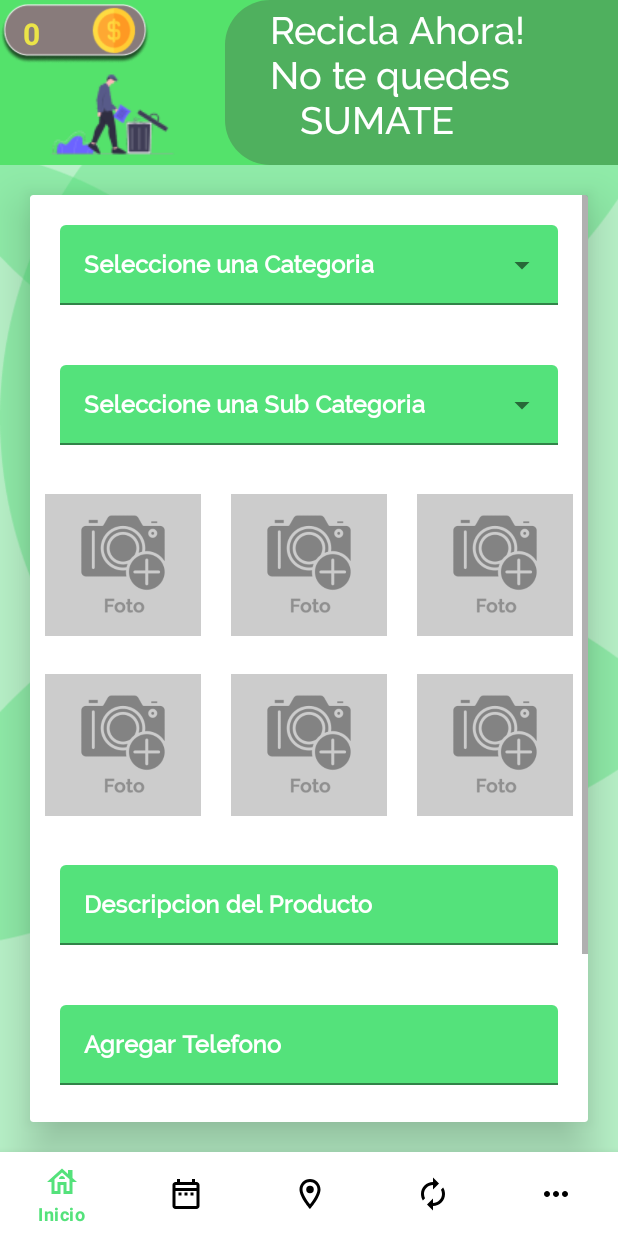
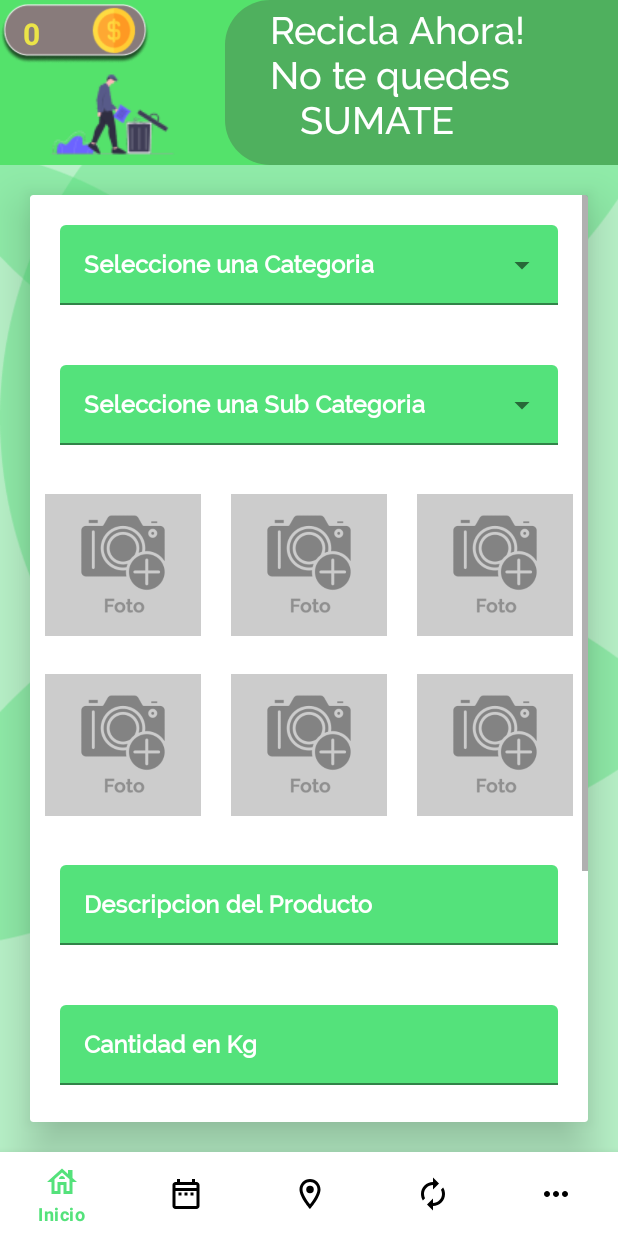
Before and after one commit to Asemxu/Trashtec, an Android app: the fragment AgregarPostFragment placed in its activity, on a phone screen of 412 x 824 dp. Run offline under Robolectric (Android 15) with nearby library versions, the phone set to English and light mode, and no system bars; our stand-ins replace CircleImageView, Firebase (no records; nobody signed in at launch, a user with empty details on screens opened directly), Picasso; libraries missing offline, so code that uses them is left out: com.facebook, com.facebook.login; pictures from the network do not load; Roboto replaces fonts that are not available here; 5 statements that could not run were skipped.

Commit message:
Agregando la Cantidad e Kg

```diff
--- a/app/src/main/java/com/labawsrh/aws/trashtec/Fragments/DescuentosFragment.java
+++ b/app/src/main/java/com/labawsrh/aws/trashtec/Fragments/DescuentosFragment.java
@@ -65,7 +65,8 @@ public class DescuentosFragment extends Fragment {
             public void onDataChange(@NonNull DataSnapshot dataSnapshot) {
                     for(DataSnapshot data:dataSnapshot.getChildren()){
                         Descuentos descuento = data.getValue(Descuentos.class);
-                        descuentosList.add(descuento);
+                        if(descuento.vista)
+                            descuentosList.add(descuento);
                     }
                     descuentoAdapter = new DescuentoAdapter("Descuentos",getContext(),R.layout.item_descuento,descuentosList,activity);
                     lista_descuentos.setAdapter(descuentoAdapter);
--- a/app/src/main/java/com/labawsrh/aws/trashtec/Models/Descuentos.java
+++ b/app/src/main/java/com/labawsrh/aws/trashtec/Models/Descuentos.java
@@ -6,6 +6,7 @@ public class Descuentos {
     public String Titulo;
     public String Id;
     public int descuento;
+    public boolean vista;
     public int puntos;
     public String fecha_creacion;
     public Descuentos(){}
--- a/app/src/main/java/com/labawsrh/aws/trashtec/Models/Publicacion.java
+++ b/app/src/main/java/com/labawsrh/aws/trashtec/Models/Publicacion.java
@@ -10,10 +10,11 @@ public class Publicacion {
     public boolean Estado;
     public boolean Estado_Vista;
     public int Cantidad_fotos;
+    public float Kg_basura;
     public String Descripcion;
     public Publicacion(){}
     public Publicacion(String direccion_publicacion,String id,String subcategoria,String Categoria,String Fecha_creacion,boolean Estado,boolean Estado_Vista
-                        , int cantidad_fotos,String Telefono,String Descripcion){
+                        , int cantidad_fotos,String Telefono,String Descripcion,String Kg_basura){
         this.direccion_publicacion = direccion_publicacion;
         this.Id = id;
         this.Subcategoria = subcategoria;
@@ -24,5 +25,6 @@ public class Publicacion {
         this.Categoria = Categoria;
         this.Telefono = Telefono;
         this.Descripcion = Descripcion;
+        this.Kg_basura = Float.parseFloat(Kg_basura);
     }
 }
--- a/app/src/main/java/com/labawsrh/aws/trashtec/Validation/Validation.java
+++ b/app/src/main/java/com/labawsrh/aws/trashtec/Validation/Validation.java
@@ -61,7 +61,13 @@ public class Validation {
         ValidarSubCategoria(publicacion.Subcategoria);
         ValidarCantidadFotos(publicacion.Cantidad_fotos);
         ValidarDireccion(publicacion.direccion_publicacion);
+        ValidarCantidadKilogramos(String.valueOf(publicacion.Kg_basura));
         return errorManager.isValid();
+    }
+
+    private void ValidarCantidadKilogramos(String kg_basura) {
+        if(kg_basura.isEmpty())
+            errorManager.addError("La Cantidad es Obligatoria");
     }
 
     private void ValidarDireccion(String direccion_publicacion) {
--- a/app/src/main/res/layout/add_publicacion_fragment.xml
+++ b/app/src/main/res/layout/add_publicacion_fragment.xml
@@ -125,10 +125,28 @@
                                 android:fontFamily="@font/raleway_medium"
                                 android:textStyle="bold"
                                 />
-
                         </com.google.android.material.textfield.TextInputLayout>
                     <com.google.android.material.textfield.TextInputLayout
-                        android:id="@+id/telefono"
+                        android:id="@+id/textField2"
+                        android:layout_margin="20dp"
+                        android:layout_width="match_parent"
+                        android:layout_height="wrap_content"
+                        android:textColorHint="@color/white"
+                        android:hint="@string/add_cantidad">
+
+                        <com.google.android.material.textfield.TextInputEditText
+                            android:layout_width="match_parent"
+                            android:layout_height="wrap_content"
+                            android:textColor="@color/white"
+                            android:inputType="numberDecimal"
+                            android:id="@+id/cantidad_kilogramos"
+                            android:backgroundTint="@color/principal"
+                            android:fontFamily="@font/raleway_medium"
+                            android:textStyle="bold"
+                            />
+                    </com.google.android.material.textfield.TextInputLayout>
+                    <com.google.android.material.textfield.TextInputLayout
+                        android:id="@+id/textField3"
                         android:layout_margin="20dp"
                         android:layout_width="match_parent"
                         android:layout_height="wrap_content"
--- a/app/src/main/res/values/strings.xml
+++ b/app/src/main/res/values/strings.xml
@@ -67,7 +67,7 @@
     <string name="Guia">Reciclaje</string>
     <string name="more">Más</string>
     <string name="titulo_tesis">"Impacto del Aplicativo Móvil TrashTec en el Reciclaje Tecnológico en el Distrito de Cajamarca"</string>
-
+    <string name="add_cantidad">Cantidad en Kg</string>
     <string name="correo_contacto">trashtrackercompany@gmail.com</string>
 
     <!--font familty -->
--- a/build.gradle
+++ b/build.gradle
@@ -5,6 +5,7 @@ buildscript {
     repositories {
         google()
         jcenter()
+        mavenCentral()
 
     }
     dependencies {
```
Also changed, not shown: app/build.gradle (+4 -4 lines), app/src/main/java/com/labawsrh/aws/trashtec/Fragments/AgregarPostFragment.java (+7 -4 lines), 2 other files.
